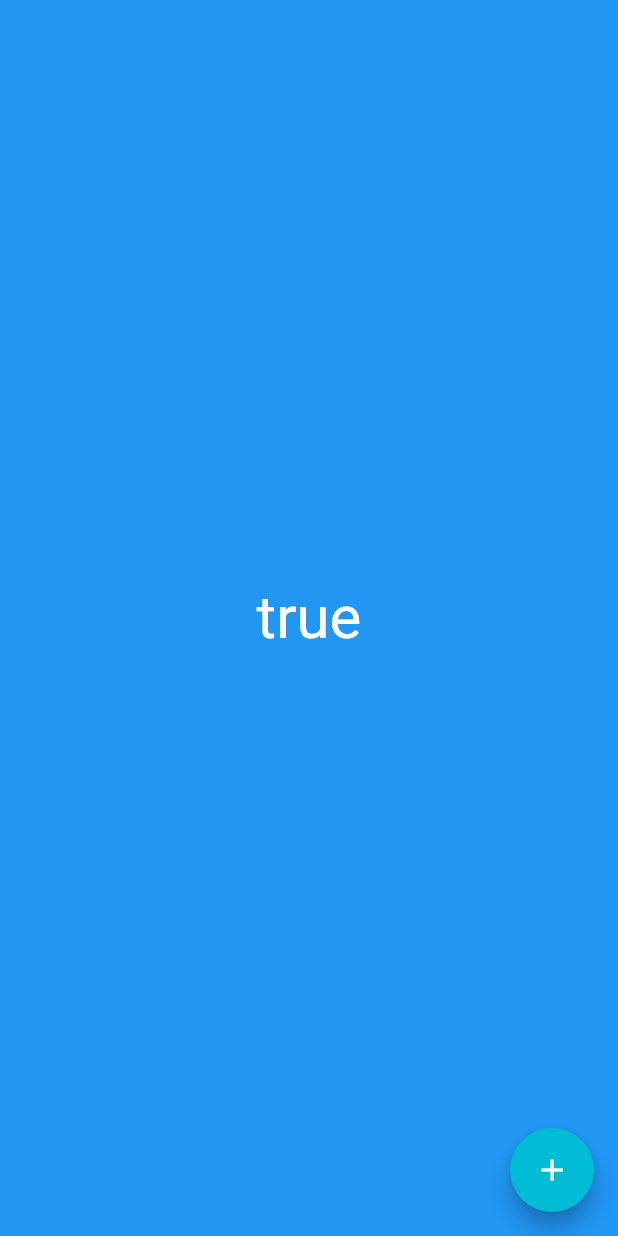
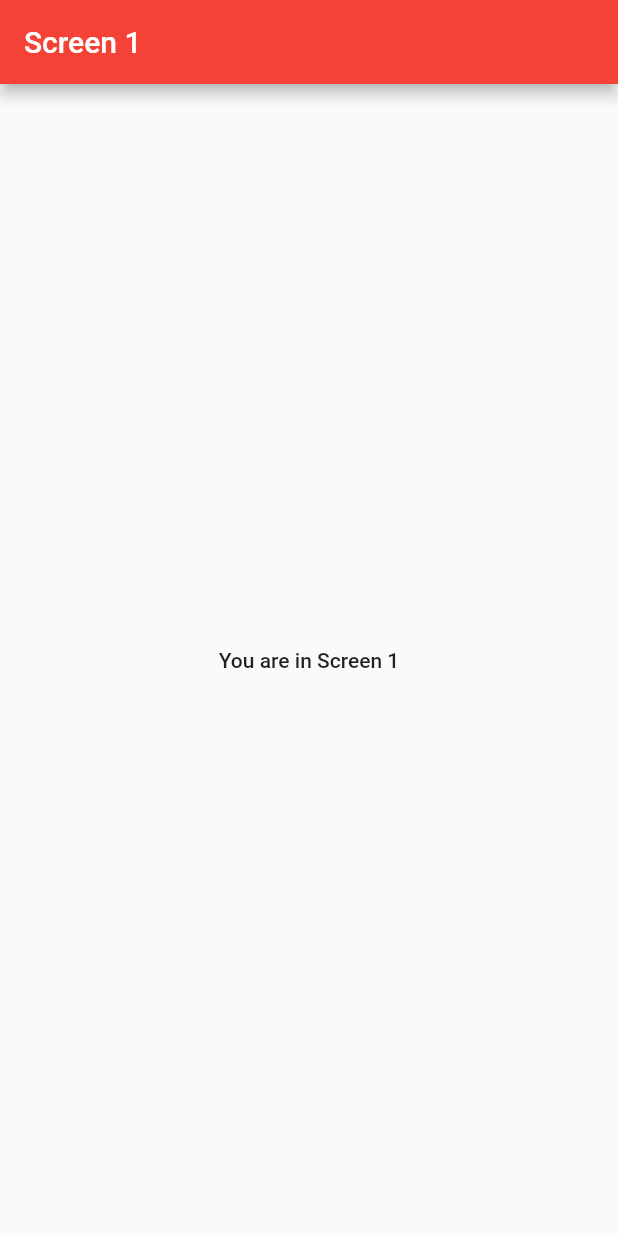
Before and after one commit to sanjithpk/flutter-app-beginer, a Flutter app: the screen it shows after launch, on a phone screen of 412 x 824 dp. Run offline on Flutter 3.47's test engine with Material 2 defaults, Android fonts, the phone set to English and light mode, and no system bars.

```diff
--- /dev/null
+++ b/lib/Screens/FirstScreen.dart
@@ -0,0 +1,24 @@
+import 'package:flutter/material.dart';
+import 'package:flutter_app/Screens/SecondScreen.dart';
+
+class FirstScreen extends StatelessWidget{
+  @override
+  Widget build(BuildContext context){
+    return Scaffold(
+      appBar: AppBar(
+        title: Text("Screen 1"),
+      ),
+      body: Center(
+        child: FlatButton(
+          onPressed: (){
+            Navigator.push(
+              context,
+              MaterialPageRoute(builder: (context) => SecondScreen())
+            );
+          },
+          child: Text("You are in Screen 1"),
+        ),
+      ),
+    );
+  }
+}
```
Also changed, not shown: lib/Screens/SecondScreen.dart (added, +18 -0 lines), lib/main.dart (+24 -4 lines), 2 other files.
